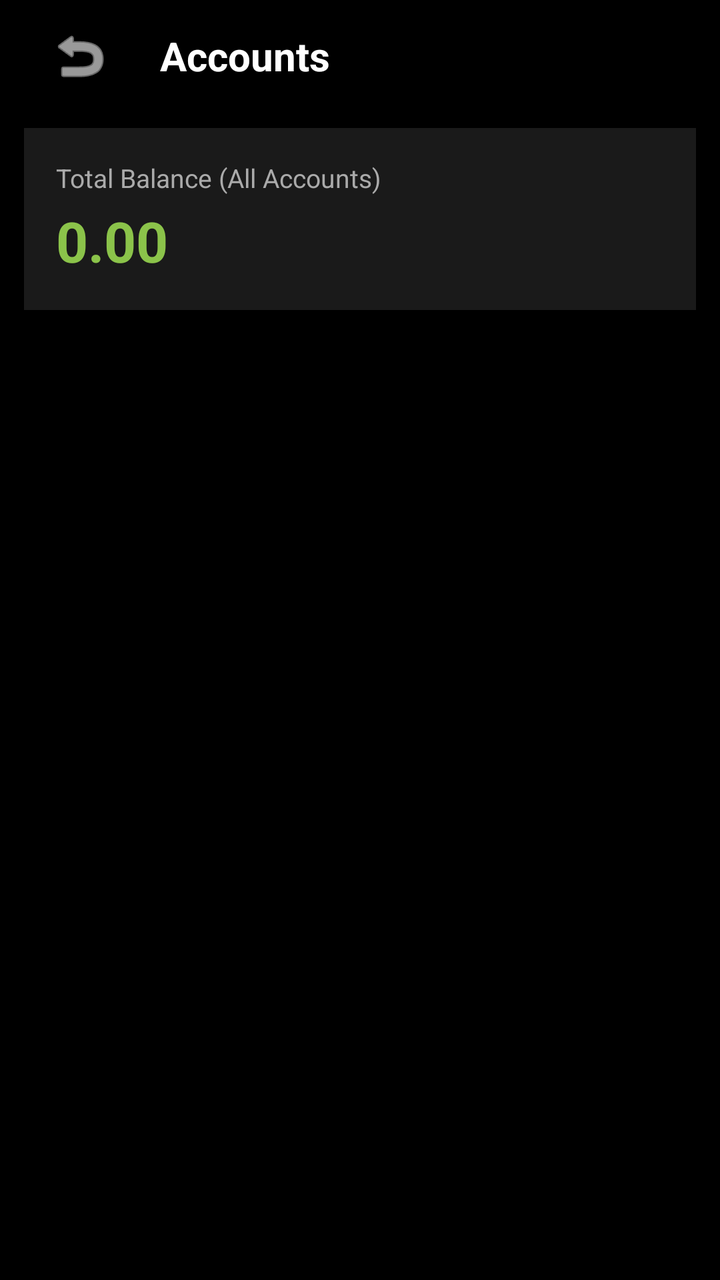
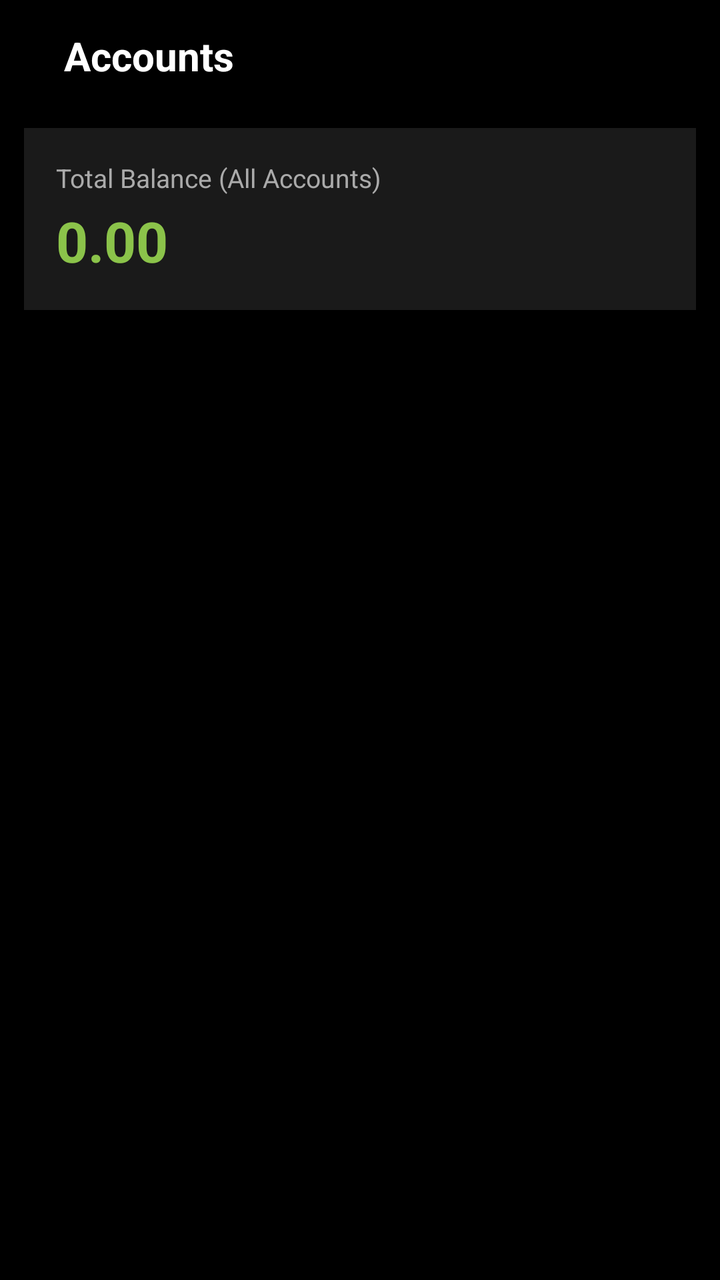

Compare the two renders of this Android layout. The source of the first and the diff that turns it into the second are given below.
<!-- AndroidManifest.xml: activity theme Theme.MyCalendar2026SAR -->
<!-- res/layout/activity_accounts_overview.xml -->
<?xml version="1.0" encoding="utf-8"?>
<androidx.constraintlayout.widget.ConstraintLayout xmlns:android="http://schemas.android.com/apk/res/android"
    xmlns:app="http://schemas.android.com/apk/res-auto"
    xmlns:tools="http://schemas.android.com/tools"
    android:layout_width="match_parent"
    android:layout_height="match_parent"
    android:background="#000000"
    tools:context=".AccountsOverviewActivity">

    <LinearLayout
        android:id="@+id/overviewTopBar"
        android:layout_width="match_parent"
        android:layout_height="56dp"
        android:gravity="center_vertical"
        android:orientation="horizontal"
        android:paddingStart="16dp"
        android:paddingEnd="16dp"
        app:layout_constraintTop_toTopOf="parent">

        <ImageButton
            android:id="@+id/overviewBackButton"
            android:layout_width="48dp"
            android:layout_height="48dp"
            android:background="?attr/selectableItemBackgroundBorderless"
            android:contentDescription="Back"
            android:src="@android:drawable/ic_menu_revert"
            app:tint="@color/white" />

        <TextView
            android:layout_width="0dp"
            android:layout_height="wrap_content"
            android:layout_marginStart="16dp"
            android:layout_weight="1"
            android:text="Accounts"
            android:textColor="@color/white"
            android:textSize="20sp"
            android:textStyle="bold" />
    </LinearLayout>

    <LinearLayout
        android:id="@+id/totalOverviewCard"
        android:layout_width="match_parent"
        android:layout_height="wrap_content"
        android:layout_marginStart="12dp"
        android:layout_marginTop="8dp"
        android:layout_marginEnd="12dp"
        android:background="@color/card_dark"
        android:orientation="vertical"
        android:padding="16dp"
        app:layout_constraintTop_toBottomOf="@id/overviewTopBar">

        <TextView
            android:layout_width="wrap_content"
            android:layout_height="wrap_content"
            android:text="Total Balance (All Accounts)"
            android:textColor="@color/text_secondary"
            android:textSize="13sp" />

        <TextView
            android:id="@+id/totalOverviewBalance"
            android:layout_width="wrap_content"
            android:layout_height="wrap_content"
            android:layout_marginTop="4dp"
            android:text="0.00"
            android:textColor="@color/light_green"
            android:textSize="28sp"
            android:textStyle="bold" />
    </LinearLayout>

    <androidx.recyclerview.widget.RecyclerView
        android:id="@+id/overviewRecyclerView"
        android:layout_width="match_parent"
        android:layout_height="0dp"
        android:layout_marginTop="8dp"
        android:clipToPadding="false"
        android:paddingBottom="16dp"
        app:layout_constraintBottom_toBottomOf="parent"
        app:layout_constraintTop_toBottomOf="@id/totalOverviewCard" />

</androidx.constraintlayout.widget.ConstraintLayout>
<!-- resources referenced by this layout -->
<resources>
  <color name="card_dark">#1A1A1A</color>
  <color name="light_green">#8BC34A</color>
  <color name="text_secondary">#AAAAAA</color>
  <color name="white">#FFFFFFFF</color>
  <style name="Theme.MyCalendar2026SAR" parent="Theme.MaterialComponents.DayNight.NoActionBar">
          
          <item name="colorPrimary">@color/light_green</item>
          <item name="colorPrimaryVariant">@color/hunter_green</item>
          <item name="colorOnPrimary">@color/white</item>
          
          <item name="colorSecondary">@color/teal_200</item>
          <item name="colorSecondaryVariant">@color/teal_700</item>
          <item name="colorOnSecondary">@color/black</item>
          
          <item name="android:statusBarColor">?attr/colorPrimaryVariant</item>
  
          <item name="colorControlActivated">@color/light_green</item>
  
          <item name="android:listPreferredItemPaddingStart">8dp</item>
          <item name="android:listPreferredItemPaddingEnd">8dp</item>
          <item name="android:textAppearanceLargePopupMenu">@style/CustomMenuTextAppearance</item>
          <item name="android:textAppearanceSmallPopupMenu">@style/CustomMenuTextAppearance</item>
          <item name="android:popupMenuStyle">@style/CustomPopupMenuStyle</item>
  
          
          <item name="materialAlertDialogTheme">@style/CustomAlertDialogTheme</item>
          <item name="alertDialogTheme">@style/CustomAlertDialogTheme</item>
      </style>
  <color name="hunter_green">#355E3B</color>
  <color name="teal_200">#FF03DAC5</color>
  <color name="teal_700">#FF018786</color>
  <color name="black">#FF000000</color>
  <style name="CustomMenuTextAppearance" parent="TextAppearance.AppCompat.Widget.PopupMenu.Large">
          <item name="android:textSize">@dimen/_10ssp</item>
          <item name="android:textColor">@color/white</item>
      </style>
  <style name="CustomPopupMenuStyle" parent="Widget.AppCompat.PopupMenu">
          <item name="android:minWidth">@dimen/_110sdp</item>
      </style>
  <style name="CustomAlertDialogTheme" parent="ThemeOverlay.MaterialComponents.MaterialAlertDialog">
          <item name="colorPrimary">@color/light_green</item>
          <item name="colorAccent">@color/light_green</item>
          <item name="colorSecondary">@color/light_green</item>
          <item name="android:textColorPrimary">@color/white</item>
          
          <item name="buttonBarPositiveButtonStyle">@style/GreenButtonStyle</item>
          <item name="buttonBarNegativeButtonStyle">@style/GreenButtonStyle</item>
          <item name="buttonBarNeutralButtonStyle">@style/GreenButtonStyle</item>
      </style>
  <style name="GreenButtonStyle" parent="Widget.MaterialComponents.Button.TextButton">
          <item name="android:textColor">@color/light_green</item>
      </style>
</resources>

<!-- the commit's change to res/layout/activity_accounts_overview.xml (unified diff, before → after) -->
@@ -19,12 +19,13 @@
 
         <ImageButton
             android:id="@+id/overviewBackButton"
-            android:layout_width="48dp"
-            android:layout_height="48dp"
+            android:layout_width="@dimen/_24sdp"
+            android:layout_height="@dimen/_24sdp"
             android:background="?attr/selectableItemBackgroundBorderless"
             android:contentDescription="Back"
-            android:src="@android:drawable/ic_menu_revert"
-            app:tint="@color/white" />
+            android:padding="4dp"
+            android:scaleType="fitCenter"
+            android:src="@drawable/ic_back_color" />
 
         <TextView
             android:layout_width="0dp"
<!-- resource entries referenced after the edit -->
@@ -4,6 +4,16 @@
   <color name="light_green">#8BC34A</color>
   <color name="text_secondary">#AAAAAA</color>
   <color name="white">#FFFFFFFF</color>
+  <!-- drawable ic_back_color (drawable) -->
+  <vector xmlns:android="http://schemas.android.com/apk/res/android"
+      android:width="24dp"
+      android:height="24dp"
+      android:viewportWidth="24"
+      android:viewportHeight="24">
+      <path
+          android:fillColor="#2196F3"
+          android:pathData="M20,11H7.83l5.59,-5.59L12,4l-8,8 8,8 1.41,-1.41L7.83,13H20v-2z" />
+  </vector>
   <style name="Theme.MyCalendar2026SAR" parent="Theme.MaterialComponents.DayNight.NoActionBar">
           
           <item name="colorPrimary">@color/light_green</item>
